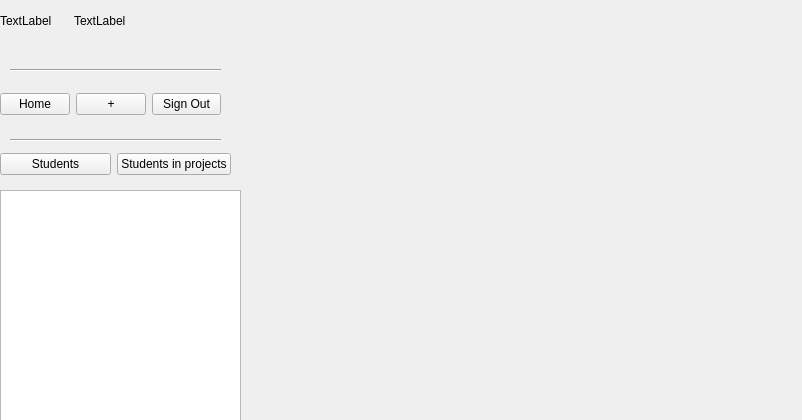
First picture: the form in D1/adminhomepageview.ui, repository GuelorEmanuel/Team-Tech-Support, before the edit.
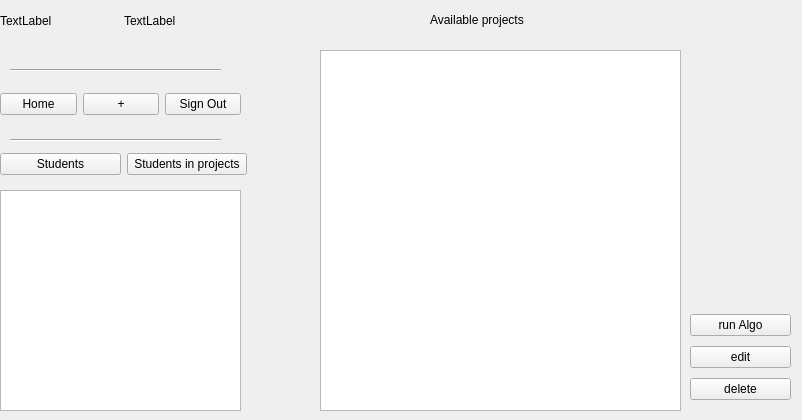
Second picture: the form after the edit.

```diff
--- a/D1/adminhomepageview.ui
+++ b/D1/adminhomepageview.ui
@@ -19,7 +19,7 @@
      <x>0</x>
      <y>190</y>
      <width>241</width>
-     <height>231</height>
+     <height>221</height>
     </rect>
    </property>
   </widget>
@@ -49,12 +49,12 @@
     <enum>Qt::Horizontal</enum>
    </property>
   </widget>
-  <widget class="QWidget" name="">
+  <widget class="QWidget" name="layoutWidget">
    <property name="geometry">
     <rect>
      <x>0</x>
      <y>150</y>
-     <width>231</width>
+     <width>247</width>
      <height>29</height>
     </rect>
    </property>
@@ -75,12 +75,12 @@
     </item>
    </layout>
   </widget>
-  <widget class="QWidget" name="">
+  <widget class="QWidget" name="layoutWidget">
    <property name="geometry">
     <rect>
      <x>0</x>
      <y>90</y>
-     <width>221</width>
+     <width>241</width>
      <height>29</height>
     </rect>
    </property>
@@ -108,12 +108,12 @@
     </item>
    </layout>
   </widget>
-  <widget class="QWidget" name="">
+  <widget class="QWidget" name="layoutWidget">
    <property name="geometry">
     <rect>
      <x>0</x>
      <y>0</y>
-     <width>142</width>
+     <width>241</width>
      <height>41</height>
     </rect>
    </property>
@@ -134,6 +134,62 @@
     </item>
    </layout>
   </widget>
+  <widget class="QListView" name="projetcsLV">
+   <property name="geometry">
+    <rect>
+     <x>320</x>
+     <y>50</y>
+     <width>361</width>
+     <height>361</height>
+    </rect>
+   </property>
+  </widget>
+  <widget class="QLabel" name="label_3">
+   <property name="geometry">
+    <rect>
+     <x>430</x>
+     <y>10</y>
+     <width>121</width>
+     <height>20</height>
+    </rect>
+   </property>
+   <property name="text">
+    <string>Available projects</string>
+   </property>
+  </widget>
+  <widget class="QWidget" name="">
+   <property name="geometry">
+    <rect>
+     <x>690</x>
+     <y>310</y>
+     <width>101</width>
+     <height>95</height>
+    </rect>
+   </property>
+   <layout class="QVBoxLayout" name="verticalLayout">
+    <item>
+     <widget class="QPushButton" name="runAlgo">
+      <property name="text">
+       <string>run Algo</string>
+      </property>
+     </widget>
+    </item>
+    <item>
+     <widget class="QPushButton" name="editBtn">
+      <property name="text">
+       <string>edit</string>
+      </property>
+     </widget>
+    </item>
+    <item>
+     <widget class="QPushButton" name="deleteBtn">
+      <property name="text">
+       <string>delete</string>
+      </property>
+     </widget>
+    </item>
+   </layout>
+  </widget>
  </widget>
  <resources/>
  <connections/>
```
Left out of the diff: 2 changed lines with no effect on the pictures.
